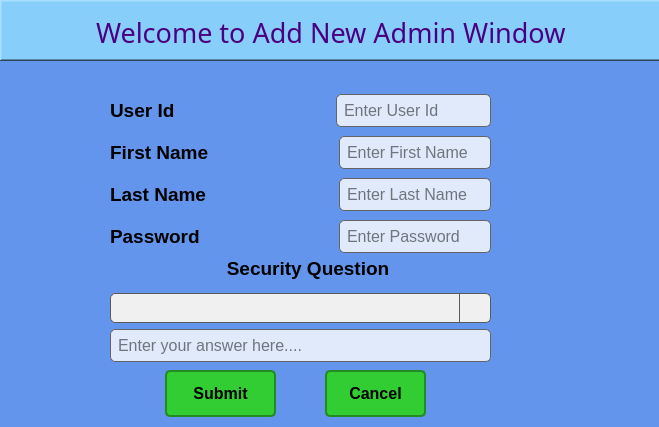
Above: add_new_admin.ui from Kesharipappu/Login_Window_SQLITE before the change. Below: the same form after it.
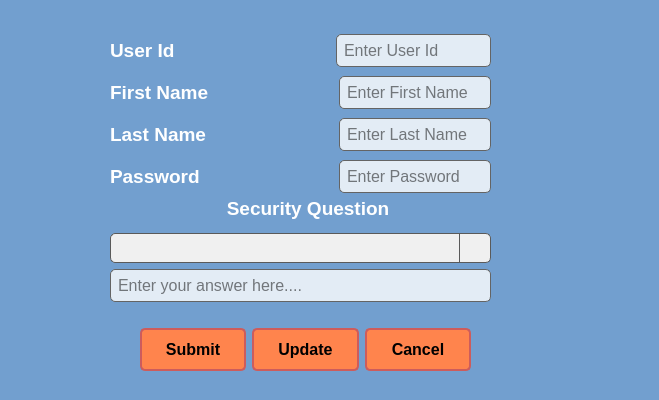
That is the form after the change. Icons and pictures are not drawn.

```diff
--- a/add_new_admin.ui
+++ b/add_new_admin.ui
@@ -7,95 +7,23 @@
     <x>0</x>
     <y>0</y>
     <width>659</width>
-    <height>427</height>
+    <height>400</height>
    </rect>
   </property>
   <property name="windowTitle">
    <string>Form</string>
   </property>
   <property name="styleSheet">
-   <string notr="true">background-color: rgb(100, 149, 237);</string>
+   <string notr="true">/*background-color: #1A1A2A*/
+/*background-color: rgb(138, 138, 255);*/
+background-color: rgb(114, 159, 207);
+</string>
   </property>
-  <widget class="QFrame" name="frame">
-   <property name="geometry">
-    <rect>
-     <x>0</x>
-     <y>0</y>
-     <width>661</width>
-     <height>61</height>
-    </rect>
-   </property>
-   <property name="styleSheet">
-    <string notr="true">background-color: rgb(135, 206, 250);</string>
-   </property>
-   <property name="frameShape">
-    <enum>QFrame::WinPanel</enum>
-   </property>
-   <property name="frameShadow">
-    <enum>QFrame::Raised</enum>
-   </property>
-   <widget class="QWidget" name="layoutWidget_3">
-    <property name="geometry">
-     <rect>
-      <x>10</x>
-      <y>7</y>
-      <width>641</width>
-      <height>51</height>
-     </rect>
-    </property>
-    <layout class="QHBoxLayout" name="horizontalLayout">
-     <item>
-      <spacer name="horizontalSpacer_4">
-       <property name="orientation">
-        <enum>Qt::Horizontal</enum>
-       </property>
-       <property name="sizeHint" stdset="0">
-        <size>
-         <width>40</width>
-         <height>20</height>
-        </size>
-       </property>
-      </spacer>
-     </item>
-     <item>
-      <widget class="QLabel" name="label_5">
-       <property name="font">
-        <font>
-         <family>Cooper Black</family>
-         <pointsize>20</pointsize>
-         <bold>false</bold>
-         <underline>false</underline>
-        </font>
-       </property>
-       <property name="styleSheet">
-        <string notr="true">color: rgb(75, 0, 130);</string>
-       </property>
-       <property name="text">
-        <string>Welcome to Add New Admin Window</string>
-       </property>
-      </widget>
-     </item>
-     <item>
-      <spacer name="horizontalSpacer_5">
-       <property name="orientation">
-        <enum>Qt::Horizontal</enum>
-       </property>
-       <property name="sizeHint" stdset="0">
-        <size>
-         <width>40</width>
-         <height>20</height>
-        </size>
-       </property>
-      </spacer>
-     </item>
-    </layout>
-   </widget>
-  </widget>
   <widget class="QWidget" name="layoutWidget_2">
    <property name="geometry">
     <rect>
      <x>110</x>
-     <y>250</y>
+     <y>190</y>
      <width>381</width>
      <height>112</height>
     </rect>
@@ -124,6 +52,9 @@
           <bold>true</bold>
          </font>
         </property>
+        <property name="styleSheet">
+         <string notr="true">color: rgb(255, 255, 255);</string>
+        </property>
         <property name="text">
          <string>   Security Question</string>
         </property>
@@ -229,87 +160,11 @@
     </item>
    </layout>
   </widget>
-  <widget class="QPushButton" name="submitButton">
-   <property name="geometry">
-    <rect>
-     <x>165</x>
-     <y>370</y>
-     <width>111</width>
-     <height>47</height>
-    </rect>
-   </property>
-   <property name="toolTip">
-    <string>Click to Save Details</string>
-   </property>
-   <property name="styleSheet">
-    <string notr="true">QPushButton {
-    background-color: rgb(50, 205, 50); /* Green background */
-    color: rgb(0, 0, 0); /* White text */
-    border: 2px solid rgb(34, 139, 34); /* Darker green border */
-    padding: 10px 20px; /* Padding for better appearance */
-    border-radius: 5px; /* Rounded corners for a modern look */
-    font-size: 16px; /* Adjust font size */
-    font-weight: bold; /* Bold text */
-    transition: background-color 0.3s ease, border-color 0.3s ease; /* Smooth transition */
-}
-
-QPushButton:hover {
-    background-color: rgb(34, 139, 34); /* Darker green on hover */
-}
-
-QPushButton:focus {
-    border-color: rgb(255, 255, 255); /* White border on focus */
-    box-shadow: 0 0 5px rgba(255, 255, 255, 0.5); /* Optional shadow on focus */
-}
-</string>
-   </property>
-   <property name="text">
-    <string>Submit</string>
-   </property>
-  </widget>
-  <widget class="QPushButton" name="cancelButton">
-   <property name="geometry">
-    <rect>
-     <x>325</x>
-     <y>370</y>
-     <width>101</width>
-     <height>47</height>
-    </rect>
-   </property>
-   <property name="toolTip">
-    <string>Click to Close Window</string>
-   </property>
-   <property name="styleSheet">
-    <string notr="true">QPushButton {
-    background-color: rgb(50, 205, 50); /* Green background */
-    color: rgb(0, 0, 0); /* White text */
-    border: 2px solid rgb(34, 139, 34); /* Darker green border */
-    padding: 10px 20px; /* Padding for better appearance */
-    border-radius: 5px; /* Rounded corners for a modern look */
-    font-size: 16px; /* Adjust font size */
-    font-weight: bold; /* Bold text */
-    transition: background-color 0.3s ease, border-color 0.3s ease; /* Smooth transition */
-}
-
-QPushButton:hover {
-    background-color: rgb(34, 139, 34); /* Darker green on hover */
-}
-
-QPushButton:focus {
-    border-color: rgb(255, 255, 255); /* White border on focus */
-    box-shadow: 0 0 5px rgba(255, 255, 255, 0.5); /* Optional shadow on focus */
-}
-</string>
-   </property>
-   <property name="text">
-    <string>Cancel</string>
-   </property>
-  </widget>
   <widget class="QWidget" name="layoutWidget">
    <property name="geometry">
     <rect>
      <x>110</x>
-     <y>91</y>
+     <y>31</y>
      <width>381</width>
      <height>168</height>
     </rect>
@@ -325,6 +180,9 @@
           <bold>true</bold>
          </font>
         </property>
+        <property name="styleSheet">
+         <string notr="true">color: rgb(255, 255, 255);</string>
+        </property>
         <property name="text">
          <string>User Id</string>
         </property>
@@ -381,6 +239,9 @@
           <bold>true</bold>
          </font>
         </property>
+        <property name="styleSheet">
+         <string notr="true">color: rgb(255, 255, 255);</string>
+        </property>
         <property name="text">
          <string>First Name</string>
         </property>
@@ -434,6 +295,9 @@
           <bold>true</bold>
          </font>
         </property>
+        <property name="styleSheet">
+         <string notr="true">color: rgb(255, 255, 255);</string>
+        </property>
         <property name="text">
          <string>Last Name</string>
         </property>
@@ -487,6 +351,9 @@
           <bold>true</bold>
          </font>
         </property>
+        <property name="styleSheet">
+         <string notr="true">color: rgb(255, 255, 255);</string>
+        </property>
         <property name="text">
          <string>Password</string>
         </property>
@@ -523,6 +390,9 @@
  padding: 5px;
  border-radius: 5px;</string>
         </property>
+        <property name="echoMode">
+         <enum>QLineEdit::Password</enum>
+        </property>
         <property name="placeholderText">
          <string>Enter Password</string>
         </property>
@@ -532,6 +402,120 @@
     </item>
    </layout>
   </widget>
+  <widget class="QWidget" name="horizontalLayoutWidget">
+   <property name="geometry">
+    <rect>
+     <x>140</x>
+     <y>310</y>
+     <width>331</width>
+     <height>80</height>
+    </rect>
+   </property>
+   <layout class="QHBoxLayout" name="horizontalLayout">
+    <item>
+     <widget class="QPushButton" name="submitButton">
+      <property name="toolTip">
+       <string>Click to Save Details</string>
+      </property>
+      <property name="styleSheet">
+       <string notr="true">/*background-color: rgb(255, 132, 77);*/
+QPushButton {
+    background-color: rgb(255, 132, 77); /* Orange background */
+    color: rgb(0, 0, 0); /* Black text */
+    border: 2px solid rgb(205, 92, 92); /* Indian Red border */
+    padding: 10px 20px; /* Padding for better appearance */
+    border-radius: 5px; /* Rounded corners for a modern look */
+    font-size: 16px; /* Adjust font size */
+    font-weight: bold; /* Bold text */
+    transition: background-color 0.3s ease, border-color 0.3s ease; /* Smooth transition */
+}
+
+QPushButton:hover {
+    background-color: rgb(255, 69, 0); /* Red-Orange on hover */
+}
+
+QPushButton:focus {
+    border-color: rgb(255, 255, 255); /* White border on focus */
+    box-shadow: 0 0 5px rgba(255, 255, 255, 0.5); /* Optional shadow on focus */
+}
+</string>
+      </property>
+      <property name="text">
+       <string>Submit</string>
+      </property>
+     </widget>
+    </item>
+    <item>
+     <widget class="QPushButton" name="updateAdminButton">
+      <property name="font">
+       <font>
+        <pointsize>-1</pointsize>
+        <bold>true</bold>
+       </font>
+      </property>
+      <property name="styleSheet">
+       <string notr="true">/*background-color: rgb(255, 132, 77);*/
+QPushButton {
+    background-color: rgb(255, 132, 77); /* Orange background */
+    color: rgb(0, 0, 0); /* Black text */
+    border: 2px solid rgb(205, 92, 92); /* Indian Red border */
+    padding: 10px 20px; /* Padding for better appearance */
+    border-radius: 5px; /* Rounded corners for a modern look */
+    font-size: 16px; /* Adjust font size */
+    font-weight: bold; /* Bold text */
+    transition: background-color 0.3s ease, border-color 0.3s ease; /* Smooth transition */
+}
+
+QPushButton:hover {
+    background-color: rgb(255, 69, 0); /* Red-Orange on hover */
+}
+
+QPushButton:focus {
+    border-color: rgb(255, 255, 255); /* White border on focus */
+    box-shadow: 0 0 5px rgba(255, 255, 255, 0.5); /* Optional shadow on focus */
+}
+</string>
+      </property>
+      <property name="text">
+       <string>Update</string>
+      </property>
+     </widget>
+    </item>
+    <item>
+     <widget class="QPushButton" name="cancelButton">
+      <property name="toolTip">
+       <string>Click to Close Window</string>
+      </property>
+      <property name="styleSheet">
+       <string notr="true">/*background-color: rgb(255, 132, 77);*/
+QPushButton {
+    background-color: rgb(255, 132, 77); /* Orange background */
+    color: rgb(0, 0, 0); /* Black text */
+    border: 2px solid rgb(205, 92, 92); /* Indian Red border */
+    padding: 10px 20px; /* Padding for better appearance */
+    border-radius: 5px; /* Rounded corners for a modern look */
+    font-size: 16px; /* Adjust font size */
+    font-weight: bold; /* Bold text */
+    transition: background-color 0.3s ease, border-color 0.3s ease; /* Smooth transition */
+}
+
+QPushButton:hover {
+    background-color: rgb(255, 69, 0); /* Red-Orange on hover */
+}
+
+QPushButton:focus {
+    border-color: rgb(255, 255, 255); /* White border on focus */
+    box-shadow: 0 0 5px rgba(255, 255, 255, 0.5); /* Optional shadow on focus */
+}
+</string>
+      </property>
+      <property name="text">
+       <string>Cancel</string>
+      </property>
+     </widget>
+    </item>
+   </layout>
+  </widget>
  </widget>
  <resources/>
  <connections/>
```
